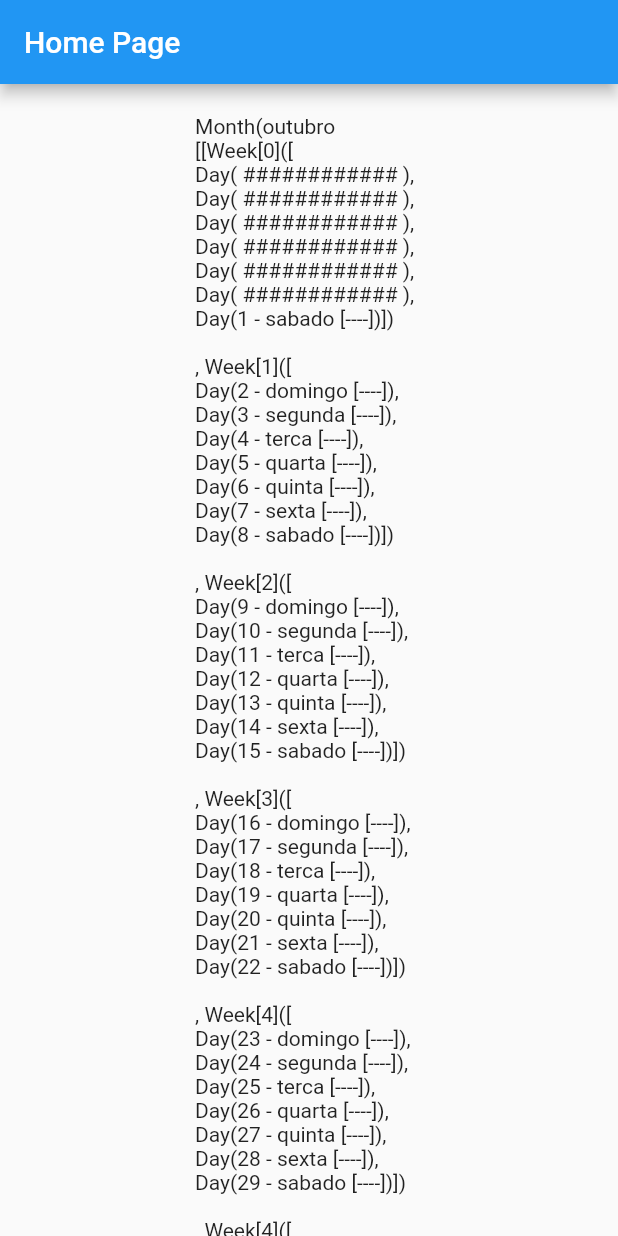
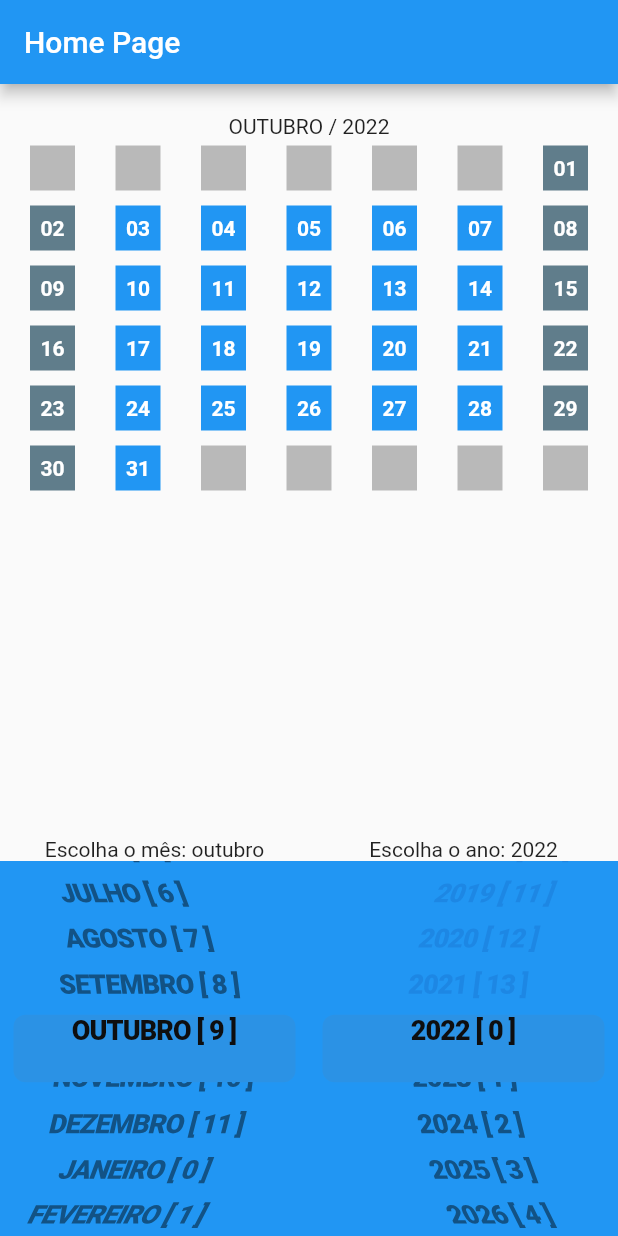
Before and after one commit to s7Thiago/escala-smart-iasd, a Flutter app: the screen it shows after launch, on a phone screen of 412 x 824 dp. Run offline on Flutter 3.47's test engine with Material 2 defaults, Android fonts, the light colour scheme and no system bars.

Commit message:
Added more app widgets. Corrections on month builder function

```diff
--- a/lib/escala/enums/date_names.dart
+++ b/lib/escala/enums/date_names.dart
@@ -9,7 +9,7 @@ enum WeekDayNames {
   invalid
 }
 
-enum MonthDayNames {
+enum MonthNames {
   janeiro,
   fevereiro,
   marco,
--- a/lib/escala/models/month_models.dart
+++ b/lib/escala/models/month_models.dart
@@ -2,12 +2,14 @@ import '../enums/date_names.dart';
 import 'component.dart';
 
 class Month {
-  final MonthDayNames name;
+  final MonthNames name;
+  final int year;
   final List<Week> weeks;
 
   Month({
     required this.name,
     required this.weeks,
+    required this.year,
   });
 
   // Conta o número de dias do mês
@@ -57,6 +59,10 @@ class Day {
     this.component,
   });
 
+  bool get isValid => weekDayName != WeekDayNames.invalid;
+
+  bool get isWeekend => weekDayName == WeekDayNames.sabado || weekDayName == WeekDayNames.domingo;
+
   @override
   String toString() =>
   weekDayName == WeekDayNames.invalid?
--- /dev/null
+++ b/lib/escala/providers/date_selector_provider.dart
@@ -0,0 +1,29 @@
+import 'package:flutter/foundation.dart';
+import 'package:iasd_escala/escala/enums/date_names.dart';
+
+class DateSelector extends ChangeNotifier {
+  int _month = DateTime.now().month;
+  int _year = DateTime.now().year;
+
+  get selectedMonth => _month;
+  get selectedYear => _year;
+  get monthList => List.generate(12, (index) => MonthNames.values[index].name);
+  get yearList => [
+    ...List.generate(15, (index) => DateTime.now().year - index).reversed,
+    ...List.generate(15, (index) => DateTime.now().year + (index + 1))
+  ];
+
+  set updateYear(int year) {
+    _year = year;
+    notifyListeners();
+  }
+
+  set updateMonth(int month) {
+
+    debugPrint('ATUALIZANDO MÊS PARA $month  ###########');
+
+    _month = month.ceil().abs() + (month == 0? 1 : 0);
+    notifyListeners();
+  }
+
+}
--- a/lib/escala/utils/date_utils.dart
+++ b/lib/escala/utils/date_utils.dart
@@ -12,74 +12,78 @@ class AppDateUtils {
   }
 
   static Month? buildMonth({int month = 1, int year = 1990}) {
-    MonthDayNames monthName = NameUtils.getMonthName(month);
+
+    // Correcting month 0 to january (1)
+    if (month == 0) month = 1;
+
+    MonthNames monthName = NameUtils.getMonthName(month);
     List<Week> weeks = [];
     List<Day> days = [];
     int weekIndexController = 0;
     DateTime baseDate = DateTime.utc(year, month);
     // DateFormat formatter = DateFormat('yyyy-MM-dd');
 
-    // Fill days to complete week correctly
-    List<Day> fillDays = List.generate(baseDate.weekday, (index) => Day(monthDayNumber: 0, weekDayName: NameUtils.getWeekDayName(0)));
+    // Fill days to complete week correctly. sets [], when the month starts on first day of the week (Sunday)
+    List<Day> fillDays = baseDate.weekday!=7? List.generate(
+        baseDate.weekday,
+        (index) =>
+            Day(monthDayNumber: 0, weekDayName: NameUtils.getWeekDayName(0))) : [];
     days.addAll(fillDays);
 
-  while(baseDate.month == month) {
-
+    while (baseDate.month == month) {
       // Creating day object and adding to days list
       Day day = Day(
           monthDayNumber: baseDate.day,
           weekDayName: NameUtils.getWeekDayName(baseDate.weekday),
-      dateTimeRepresentation: baseDate
-      );
+          dateTimeRepresentation: baseDate);
 
       days.add(day);
 
       Week week;
 
-    if(baseDate.day % 7 == 0) {
+      if (baseDate.day % 7 == 0) {
         weekIndexController++;
       }
 
       //Fill the weeks list for each 7 days or when the month ends
-    if(
-      days.length % 7 == 0 ||
-       (weekIndexController >= 4 &&
-       days.length < 7 &&
-       (days.last.monthDayNumber == getEndOfMonth(year: year, month: month))
-       )) {
-
+      if (days.length % 7 == 0 ||
+          (weekIndexController >= 4 && days.length < 7 && (days.last.monthDayNumber == getEndOfMonth(year: year, month: month)))) {
         // Taking the 7 days from the days list for the current week
-      List<Day> weekDays = List.generate(days.length >= 7? 7 : days.length, (index) => days[index]);
+        List<Day> weekDays = List.generate(
+            days.length >= 7 ? 7 : days.length, (index) => days[index]);
 
         // Remove from _days, elements that are already in weekDays
-      days.removeWhere((a) => weekDays.any((b) => a.monthDayNumber == b.monthDayNumber));
+        days.removeWhere(
+            (a) => weekDays.any((b) => a.monthDayNumber == b.monthDayNumber));
 
         // Fill a week object
         week = Week(days: weekDays, weekIndex: weekIndexController);
 
         // Add the week to the weeks list, if it's not present with the same week index
-      if(!weeks.any((w) => ((w.weekIndex == weekIndexController) && weekDays.length == w.days.length))) {
+        if (!weeks.any((w) => ((w.weekIndex == weekIndexController) &&
+            weekDays.length == w.days.length))) {
           weeks.add(week);
         }
-
       }
-
 
       // print('${formatter.format(baseDate)} - ${day.name}');
       baseDate = baseDate.add(const Duration(days: 1));
     }
 
     int monthWeeksCount = (baseDate.day / 7).ceil();
-    print('weeks in $monthName: $monthWeeksCount');
 
     // Fill the last week with void days
-    weeks.last.days.addAll(List.generate(7 - weeks.last.days.last.dateTimeRepresentation!.weekday, (index) => Day(monthDayNumber: 0, weekDayName: NameUtils.getWeekDayName(0))));
+    int weekEndDaysCount =
+        (7 - weeks.last.days.last.dateTimeRepresentation!.weekday - 1).abs();
+    weeks.last.days.addAll(List.generate(
+        weekEndDaysCount,
+        (index) =>
+            Day(monthDayNumber: 0, weekDayName: NameUtils.getWeekDayName(0))));
 
-    return Month(name: monthName, weeks: weeks);
+    return Month(name: monthName, weeks: weeks, year: year);
   }
 
   static int getEndOfMonth({int month = 1, int year = 1990}) {
     return DateTime(year, month + 1, 0).day;
   }
-
 }
--- a/lib/escala/utils/name_utils.dart
+++ b/lib/escala/utils/name_utils.dart
@@ -2,35 +2,35 @@
 import '../enums/date_names.dart';
 
 class NameUtils {
-  static MonthDayNames getMonthName(int month) {
+  static MonthNames getMonthName(int month) {
   switch (month) {
     case 1:
-      return MonthDayNames.janeiro;
+      return MonthNames.janeiro;
     case 2:
-      return MonthDayNames.fevereiro;
+      return MonthNames.fevereiro;
     case 3:
-      return MonthDayNames.marco;
+      return MonthNames.marco;
     case 4:
-      return MonthDayNames.abril;
+      return MonthNames.abril;
     case 5:
-      return MonthDayNames.maio;
+      return MonthNames.maio;
     case 6:
-      return MonthDayNames.junho;
+      return MonthNames.junho;
     case 7:
-      return MonthDayNames.julho;
+      return MonthNames.julho;
     case 8:
-      return MonthDayNames.agosto;
+      return MonthNames.agosto;
     case 9:
-      return MonthDayNames.setembro;
+      return MonthNames.setembro;
     case 10:
-      return MonthDayNames.outubro;
+      return MonthNames.outubro;
     case 11:
-      return MonthDayNames.novembro;
+      return MonthNames.novembro;
     case 12:
-      return MonthDayNames.dezembro;
+      return MonthNames.dezembro;
 
     default:
-      return MonthDayNames.invalid;
+      return MonthNames.invalid;
   }
 }
 
--- a/lib/main.dart
+++ b/lib/main.dart
@@ -1,41 +1,31 @@
 import 'package:flutter/material.dart';
-import 'package:iasd_escala/escala/models/month_models.dart';
-import 'package:iasd_escala/escala/utils/date_utils.dart';
-import 'package:iasd_escala/widgets/calendar/day_widget.dart';
+import 'package:iasd_escala/escala/providers/date_selector_provider.dart';
+import 'package:iasd_escala/pages/home/home_page.dart';
+import 'package:iasd_escala/shared/routes.dart';
+import 'package:provider/provider.dart';
 
 void main() {
-  runApp(const HomePage());
+  runApp(const App());
 }
 
-class HomePage extends StatelessWidget {
-  const HomePage({Key? key}) : super(key: key);
+class App extends StatelessWidget {
+  const App({Key? key}) : super(key: key);
 
   @override
   Widget build(BuildContext context) {
+    return MultiProvider(
 
-    Month? month =  AppDateUtils.buildMonth(month: 10, year: 2022);
+      providers: [
+        ChangeNotifierProvider(create: (_) => DateSelector()),
+      ],
 
-    return MaterialApp(
-      home: Scaffold(
-        appBar: AppBar(
-          title: const Text('Home Page'),
-        ),
-        body: SingleChildScrollView(
-          child: Padding(
-            padding: const EdgeInsets.symmetric(vertical: 20),
-            child: Center(
-              child: Column(
-                children: [
-                  Text(month.toString()),
-
-                  ...List.generate(month!.allDays.length, (index) => DayWidget(day: month.allDays[index])).toList()
-                ],
-              ),
-            ),
-          ),
-        ),
+      child: MaterialApp(
+        initialRoute: AppRoutes.home,
+        debugShowCheckedModeBanner: false,
+        routes: {
+          AppRoutes.home: (context) => const HomePage()
+        },
       ),
     );
-
   }
 }
--- /dev/null
+++ b/lib/pages/home/home_page.dart
@@ -0,0 +1,41 @@
+import 'package:flutter/material.dart';
+import 'package:iasd_escala/escala/models/month_models.dart';
+import 'package:iasd_escala/escala/providers/date_selector_provider.dart';
+import 'package:iasd_escala/escala/utils/date_utils.dart';
+import 'package:iasd_escala/widgets/calendar/date_selector_widget/date_selector_widget.dart';
+import 'package:iasd_escala/widgets/calendar/month_widget.dart';
+import 'package:provider/provider.dart';
+
+class HomePage extends StatelessWidget {
+  const HomePage({super.key});
+
+  @override
+  Widget build(BuildContext context) {
+    final dateSelectorProvider =
+        Provider.of<DateSelector>(context, listen: true);
+
+    Month? month = AppDateUtils.buildMonth(
+      month: dateSelectorProvider.selectedMonth,
+      year: dateSelectorProvider.selectedYear,
+    );
+
+    debugPrint(month.toString());
+
+    return Scaffold(
+      appBar: AppBar(
+        title: const Text('Home Page'),
+      ),
+      body: Column(
+        children: [
+          // Calendar
+          MonthWidget(month: month!),
+
+          const Spacer(),
+
+          // Year / Month Selector
+          const DateSelectorWidget()
+        ],
+      ),
+    );
+  }
+}
--- /dev/null
+++ b/lib/shared/routes.dart
@@ -0,0 +1,12 @@
+class AppRoutes {
+
+  /// Tela inicial
+  static const home = '/';
+
+  /// Criar novo membro da escala
+  static const newComponent = '/new-component';
+
+  /// Detalhes do dia
+  static const dayDetails = '/day-details';
+
+}
--- /dev/null
+++ b/lib/widgets/calendar/date_selector_widget/date_selector_widget.dart
@@ -0,0 +1,136 @@
+import 'package:flutter/cupertino.dart';
+import 'package:flutter/material.dart';
+import 'package:iasd_escala/escala/enums/date_names.dart';
+import 'package:iasd_escala/escala/providers/date_selector_provider.dart';
+import 'package:provider/provider.dart';
+
+class DateSelectorWidget extends StatelessWidget {
+  const DateSelectorWidget({Key? key}) : super(key: key);
+
+  @override
+  Widget build(BuildContext context) {
+    final provider = Provider.of<DateSelector>(context, listen: true);
+    const double height = 250.0;
+
+    Color? pickerTextColor = Colors.blueAccent[900];
+    TextStyle pickerTextStyle = TextStyle(
+      fontWeight: FontWeight.w900,
+      fontSize: 18,
+      color: pickerTextColor,
+    );
+
+    // Gradient container
+    buildGradient() => Container(
+          height: height,
+          width: double.maxFinite,
+          decoration: BoxDecoration(
+            gradient: LinearGradient(
+              begin: Alignment.bottomCenter,
+              end: Alignment.topCenter,
+              stops: const [.33, .33, .33],
+              colors: [Colors.blue, Colors.blue.withOpacity(.8), Colors.blue],
+            ),
+          ),
+        );
+
+    return Row(
+      mainAxisAlignment: MainAxisAlignment.center,
+      children: [
+        // ========================= MES =========================
+
+        Expanded(
+          child: Column(
+            children: [
+              Text('Escolha o mês: ${provider.monthList[provider.selectedMonth - 1]}'),
+              SizedBox(
+                height: height,
+                child: Stack(
+                  children: [
+                    // Gradient container
+                    buildGradient(),
+
+                    CupertinoPicker(
+                      looping: true,
+                      itemExtent: 45,
+                      offAxisFraction: 8,
+                      scrollController: FixedExtentScrollController(
+                          initialItem: provider.selectedMonth - 1),
+                      diameterRatio: 10,
+                      onSelectedItemChanged: (value)
+                          {
+                            print('Value atual: $value');
+                            provider.updateMonth = value;
+                          },
+                      children: [
+                        ...List.generate(
+                          MonthNames.values.length - 1,
+                          (index) => Text(
+                            '${provider.monthList[index].toUpperCase()} [ $index ]',
+                            style: pickerTextStyle,
+                          ),
+                        ),
+                      ],
+                    ),
+                  ],
+                ),
+              ),
+            ],
+          ),
+        ),
+
+        // ========================= ANO =========================
+
+        Expanded(
+          child: Column(
+            children: [
+              Text('Escolha o ano: ${provider.yearList[provider.yearList.indexOf(provider.selectedYear)]}'),
+              SizedBox(
+                height: height,
+                child: Stack(
+                  children: [
+                    // Gradient container
+                    buildGradient(),
+
+                    CupertinoPicker(
+                      itemExtent: 45,
+                      offAxisFraction: -8,
+                      scrollController:
+                          FixedExtentScrollController(initialItem: 14),
+                      diameterRatio: 10,
+                      onSelectedItemChanged: (value) =>
+                          {
+                            provider.updateYear = provider.yearList[value],
+                          },
+                      children: [
+                        // Year list part 1
+                        ...List.generate(
+                          14,
+                          (index) => Text(
+                            '${provider.yearList[index]} [ $index ]',
+                            style: pickerTextStyle.copyWith(
+                                color: Colors.blue[700]),
+                          ),
+                        ),
+
+                        // Year list part 2
+                        ...List.generate(
+                          15,
+                          (index) => Text(
+                            '${provider.yearList[14 + index]} [ $index ]',
+                            style: pickerTextStyle,
+                          ),
+                        )
+                      ],
+                    ),
+                  ],
+                ),
+              ),
+            ],
+          ),
+        ),
+
+        // =========================
+      ],
+    );
+  }
+}
--- a/lib/widgets/calendar/day_widget.dart
+++ b/lib/widgets/calendar/day_widget.dart
@@ -2,15 +2,27 @@ import 'package:flutter/material.dart';
 import 'package:iasd_escala/escala/models/month_models.dart';
 
 class DayWidget extends StatelessWidget {
-
   final Day day;
 
-  const DayWidget({ Key? key, required this.day }) : super(key: key);
+  const DayWidget({Key? key, required this.day}) : super(key: key);
 
   @override
   Widget build(BuildContext context) {
     return Container(
-      child: Text('${day.monthDayNumber}'),
+      width: day.isValid ? 30 : 30,
+      height: day.isValid ? 30 : 30,
+      // margin: day.isValid ? const EdgeInsets.all(5) : const EdgeInsets.all(0),
+      alignment: Alignment.center,
+      decoration: BoxDecoration(
+        color: day.isValid? day.isWeekend? Colors.blueGrey : Colors.blue : Colors.black26,
+      ),
+      child: Text(
+        day.isValid ? day.monthDayNumber < 10? '0${day.monthDayNumber}'  : '${day.monthDayNumber}' : '',
+        style: const TextStyle(
+          color: Colors.white,
+          fontWeight: FontWeight.bold
+        ),
+      ),
     );
   }
 }
--- /dev/null
+++ b/lib/widgets/calendar/month_widget.dart
@@ -0,0 +1,27 @@
+import 'package:flutter/material.dart';
+import 'package:iasd_escala/escala/models/month_models.dart';
+import 'package:iasd_escala/widgets/calendar/week_widget.dart';
+
+class MonthWidget extends StatelessWidget {
+
+  final Month month;
+
+  const MonthWidget({ Key? key, required this.month }) : super(key: key);
+
+  @override
+  Widget build(BuildContext context) {
+    return Padding(
+            padding: const EdgeInsets.symmetric(vertical: 20, horizontal: 20),
+            child: Center(
+              child: Column(
+                children: [
+                  Text('${month.name.name.toUpperCase()} / ${month.year}'),
+                  //Text(month.toString()),
+                  //...List.generate(month!.allDays.length, (index) => DayWidget(day: month.allDays[index])).toList()
+                  ...List.generate(month.weeks.length, (index) => WeekWidget(week: month.weeks[index]))
+                ],
+              ),
+            ),
+          );
+  }
+}
--- /dev/null
+++ b/lib/widgets/calendar/week_widget.dart
@@ -0,0 +1,24 @@
+import 'package:flutter/material.dart';
+import 'package:iasd_escala/escala/models/month_models.dart';
+import 'package:iasd_escala/widgets/calendar/day_widget.dart';
+
+class WeekWidget extends StatelessWidget {
+
+  final Week week;
+
+  const WeekWidget({ Key? key, required this.week }) : super(key: key);
+
+  @override
+  Widget build(BuildContext context) {
+    return Container(
+      color: Colors.transparent,
+      margin: const EdgeInsets.symmetric(vertical: 5),
+      child: Row(
+        //mainAxisAlignment: week.weekIndex == 0? MainAxisAlignment.spaceBetween : MainAxisAlignment.spaceBetween,
+        mainAxisAlignment: MainAxisAlignment.spaceBetween,
+        crossAxisAlignment: CrossAxisAlignment.center,
+        children: List.generate(week.days.length, (index) => DayWidget(day: week.days[index])),
+      ),
+    );
+  }
+}
```
Also changed, not shown: pubspec.yaml (+4 -12 lines), pubspec.lock, 1 other file. Lines whose indentation alone changed are shown as unchanged.
